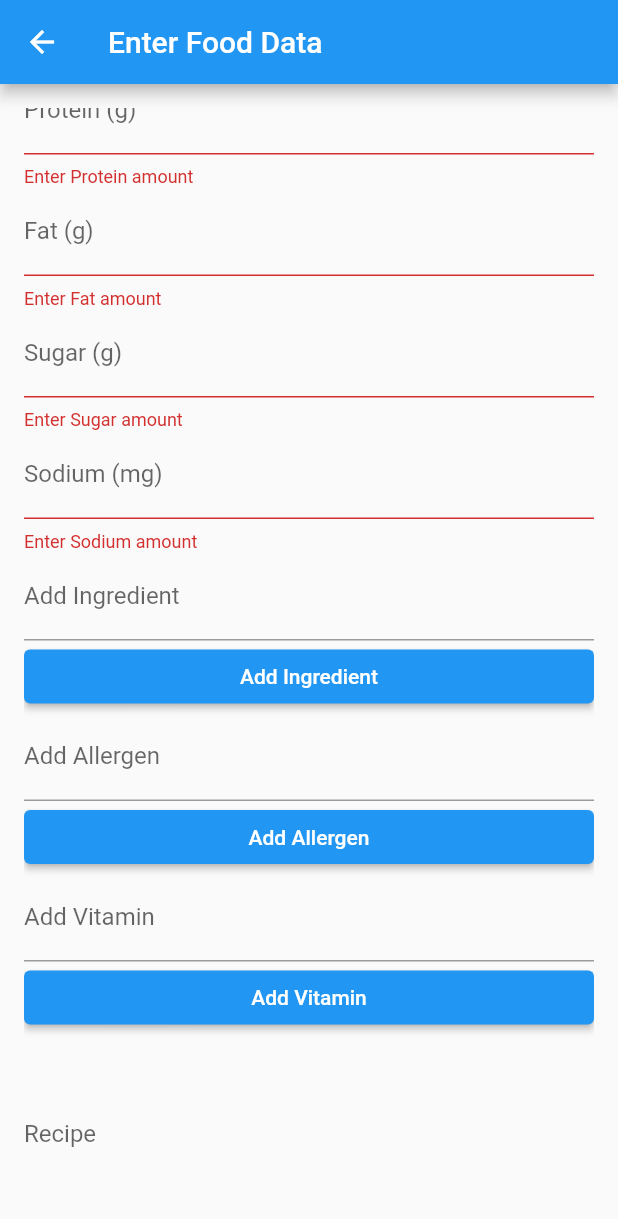
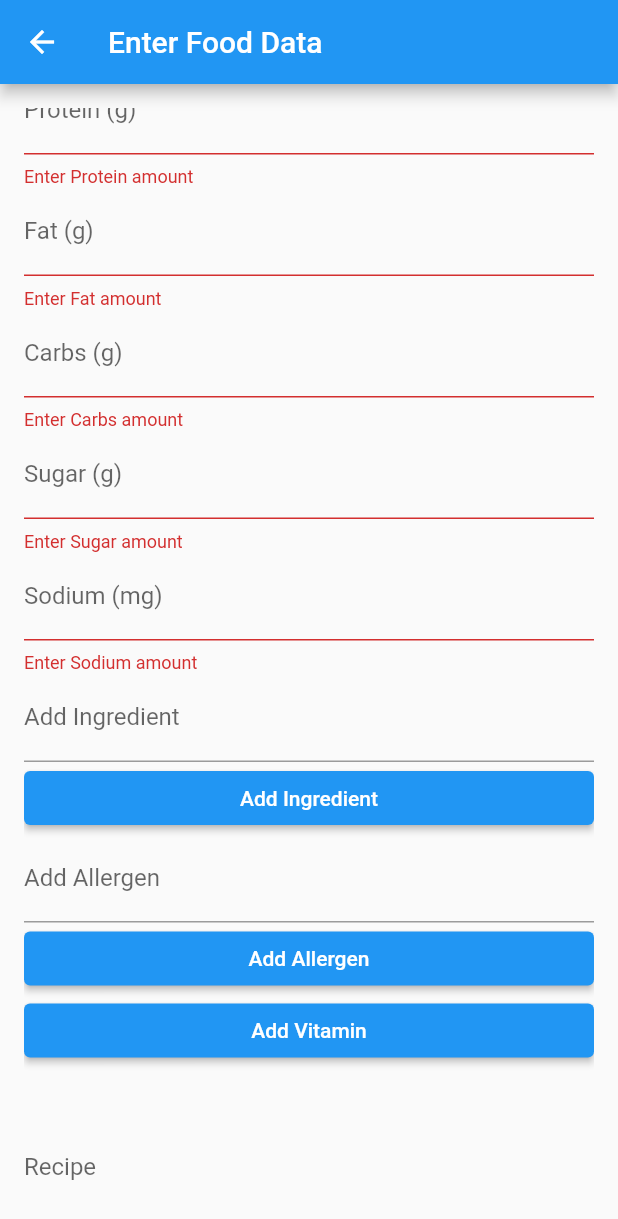
Before and after one commit to BustosAndrew/calhack10, a Flutter app: the FoodEntryPage screen opened directly, scrolled down 190 dp, after a tap on "Submit", on a phone screen of 412 x 824 dp. Shown: the top 1219 px of the screen. Run offline on Flutter 3.47's test engine with Material 2 defaults, Android fonts, the phone set to English and light mode, and no system bars; our stand-ins replace cloud_firestore, firebase_auth, firebase_core, fl_chart; accounts and stored records are empty.

Commit message:
Added Carbs Field

```diff
--- a/lib/AddFoodDB.dart
+++ b/lib/AddFoodDB.dart
@@ -14,6 +14,7 @@ class _FoodEntryPageState extends State<FoodEntryPage> {
   int? calories;
   int? protein;
   int? fat;
+  int? carbs;
   int? sugar;
   int? sodium;
   List<String> ingredients = [];
@@ -75,6 +76,13 @@ class _FoodEntryPageState extends State<FoodEntryPage> {
                 validator: (value) =>
                     value!.isEmpty ? 'Enter Fat amount' : null,
               ),
+              TextFormField(
+                onChanged: (value) => carbs = int.tryParse(value),
+                decoration: InputDecoration(labelText: 'Carbs (g)'),
+                keyboardType: TextInputType.number,
+                validator: (value) =>
+                    value!.isEmpty ? 'Enter Carbs amount' : null,
+              ),
               // Sugar
               TextFormField(
                 onChanged: (value) => sugar = int.tryParse(value),
@@ -126,11 +134,12 @@ class _FoodEntryPageState extends State<FoodEntryPage> {
                 child: Text('Add Allergen'),
               ),
               // Dynamic vitamins list
+              /*
               ...vitamins.map((vitamin) => Text(vitamin)),
-              TextFormField(
+              TextFormField(n
                 controller: vitaminController,
                 decoration: InputDecoration(labelText: 'Add Vitamin'),
-              ),
+              ),*/
               ElevatedButton(
                 onPressed: () {
                   if (vitaminController.text.isNotEmpty) {
@@ -232,11 +241,12 @@ class _FoodEntryPageState extends State<FoodEntryPage> {
                       'calories': calories,
                       'protein': protein,
                       'fat': fat,
+                      'carbs': carbs,
                       'sugar': sugar,
                       'sodium': sodium,
                       'ingredients': ingredients,
                       'allergens': allergens,
-                      'vitamins': vitamins,
+                      //'vitamins': vitamins,
                       'recipe': recipe,
                     });
                     // Clear form and show a success message
```
